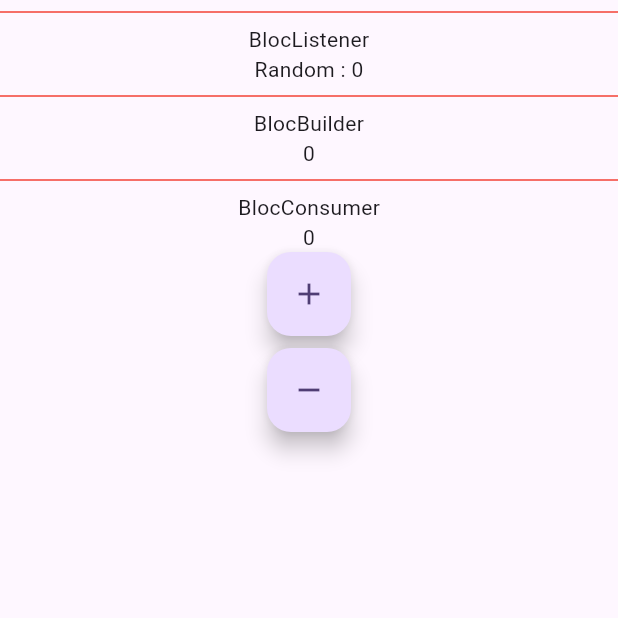
After one commit to quoctran1/trainning, a Flutter app: the BlocScreen screen opened directly, on a phone screen of 412 x 824 dp, the top half of it. The commit adds this screen. Run offline on Flutter 3.47's test engine with Material 3 defaults, Android fonts, the phone set to English and light mode, and no system bars; our stand-ins replace bloc, cached_network_image, flutter_bloc, flutter_svg, image_picker, rxdart.

Commit message:
update: add bloc

```diff
--- a/lib/models/stream_model/counter_stream.dart
+++ b/lib/models/stream_model/counter_stream.dart
@@ -10,6 +10,8 @@ class CounterStream {
 
   Stream<int> getAll() async* {
     yield* createCountStream();
+    await Future.delayed(const Duration(seconds: 1));
+
     yield 100;
   }
 
--- /dev/null
+++ b/lib/screen/bloc_screen/bloc/counter_cubit.dart
@@ -0,0 +1,11 @@
+import 'package:bloc/bloc.dart';
+
+class CounterCubit extends Cubit<int> {
+  CounterCubit() : super(0);
+
+  /// Add 1 to the current state.
+  void increment() => emit(state + 1);
+
+  /// Subtract 1 from the current state.
+  void decrement() => emit(state - 1);
+}
--- /dev/null
+++ b/lib/screen/bloc_screen/bloc_screen.dart
@@ -0,0 +1,95 @@
+import 'dart:math';
+
+import 'package:flutter/material.dart';
+import 'package:flutter_bloc/flutter_bloc.dart';
+import 'package:trainning/screen/bloc_screen/bloc/counter_cubit.dart';
+
+class BlocScreen extends StatefulWidget {
+  const BlocScreen({super.key});
+
+  @override
+  State<BlocScreen> createState() => _BlocScreenState();
+}
+
+class _BlocScreenState extends State<BlocScreen> {
+  late CounterCubit counterCubit;
+
+  @override
+  void initState() {
+    counterCubit = CounterCubit();
+    super.initState();
+  }
+
+  @override
+  void dispose() {
+    counterCubit.close();
+    super.dispose();
+  }
+
+  @override
+  Widget build(BuildContext context) {
+    return Scaffold(
+      body: SafeArea(
+        child: Center(
+          child: Column(
+            children: [
+              const Divider(
+                color: Colors.red,
+              ),
+              const Text('BlocListener'),
+              BlocListener(
+                bloc: counterCubit,
+                listener: (BuildContext context, state) {
+                  print("BlocListener: $state");
+                },
+                child: Text('Random : ${Random().nextInt(10)}'),
+              ),
+              const Divider(
+                color: Colors.red,
+              ),
+              const Text('BlocBuilder'),
+              BlocBuilder<CounterCubit, int>(
+                bloc: counterCubit,
+                builder: (context, state) {
+                  return Text('$state');
+                },
+              ),
+              const Divider(
+                color: Colors.red,
+              ),
+              const Text('BlocConsumer'),
+              BlocConsumer(
+                bloc: counterCubit,
+                listener: (BuildContext context, state) {
+                  print("BlocConsumer: $state");
+                },
+                builder: (BuildContext context, Object? state) {
+                  return Text('$state');
+                },
+              ),
+              Column(
+                mainAxisAlignment: MainAxisAlignment.center,
+                crossAxisAlignment: CrossAxisAlignment.center,
+                children: <Widget>[
+                  FloatingActionButton(
+                    key:
+                        const Key('counterView_increment_floatingActionButton'),
+                    child: const Icon(Icons.add),
+                    onPressed: () => counterCubit.increment(),
+                  ),
+                  const SizedBox(height: 8),
+                  FloatingActionButton(
+                    key:
+                        const Key('counterView_decrement_floatingActionButton'),
+                    child: const Icon(Icons.remove),
+                    onPressed: () => counterCubit.decrement(),
+                  ),
+                ],
+              )
+            ],
+          ),
+        ),
+      ),
+    );
+  }
+}
--- a/lib/screen/future_screen/future_screen.dart
+++ b/lib/screen/future_screen/future_screen.dart
@@ -88,15 +88,15 @@ class _FutureScreenState extends State<FutureScreen> {
   void onTapASync() async {
     print('Start');
 
-    timeConsumingFunctionFuture().then((int value) => print(value));
+    // timeConsumingFunctionFuture().then((int value) => print(value));
 
     // timeConsumingFunctionFuture()
     //     .then((int value) => print(value))
     //     .whenComplete(() => print('whenComplete'))
     //     .onError((error, stackTrace) => print('onError'));
 
-    // timeConsumingFunctionFuture()
-    //     .timeout(const Duration(seconds: 2))
+    // (timeConsumingFunctionFuture()
+    //     .timeout(const Duration(seconds: 2)))
     //     .then((int value) => print(value));
     // timeConsumingFunctionFuture()
     //     .then((int value) => print(value))
--- a/lib/screen/stream_screen/stream_broadcast_screen.dart
+++ b/lib/screen/stream_screen/stream_broadcast_screen.dart
@@ -28,6 +28,9 @@ class _StreamBroadcastScreenState extends State<StreamBroadcastScreen> {
     streamSubscription = counterStreamController.getStream.listen((event) {
       print('streamSubscription : $event');
     });
+   // streamSubscription = counterStreamController.getStreamTransform.listen((event) {
+   //    print('getStreamTransform : $event');
+   //  });
 
     //endregion
 
--- a/lib/screen/value_notifier_screen.dart
+++ b/lib/screen/value_notifier_screen.dart
@@ -24,6 +24,7 @@ class _ValueNotifierScreenState extends State<ValueNotifierScreen> {
   void initState() {
     valueNotifierString = ValueNotifier('1');
     valueNotifierString.addListener(listenData);
+    // valueNotifierString.removeListener(listenData);
     super.initState();
   }
 
--- a/pubspec.yaml
+++ b/pubspec.yaml
@@ -39,6 +39,8 @@ dependencies:
   flutter_svg: ^2.0.10+1
   image_picker: 1.0.8
   rxdart: 0.27.7
+  bloc: ^8.1.0
+  flutter_bloc: ^8.1.1
 
 dev_dependencies:
   flutter_test:
```
Also changed, not shown: lib/main.dart (+67 -0 lines), lib/screen/bloc_screen/bloc_provider_screen.dart (added, +129 -0 lines), lib/screen/stream_screen/single_subscription_stream_screen.dart (+5 -3 lines), lib/screen/stream_screen/stream_screen.dart (+4 -22 lines), lib/screen/subject_screen/behaviour_subject_screen.dart (added, +81 -0 lines), lib/screen/subject_screen/publish_subject_screen.dart (added, +81 -0 lines), lib/screen/subject_screen/replay_subject_screen.dart (added, +92 -0 lines), lib/models/stream_model/counter_stream_controller.dart (line endings or trailing spaces).
